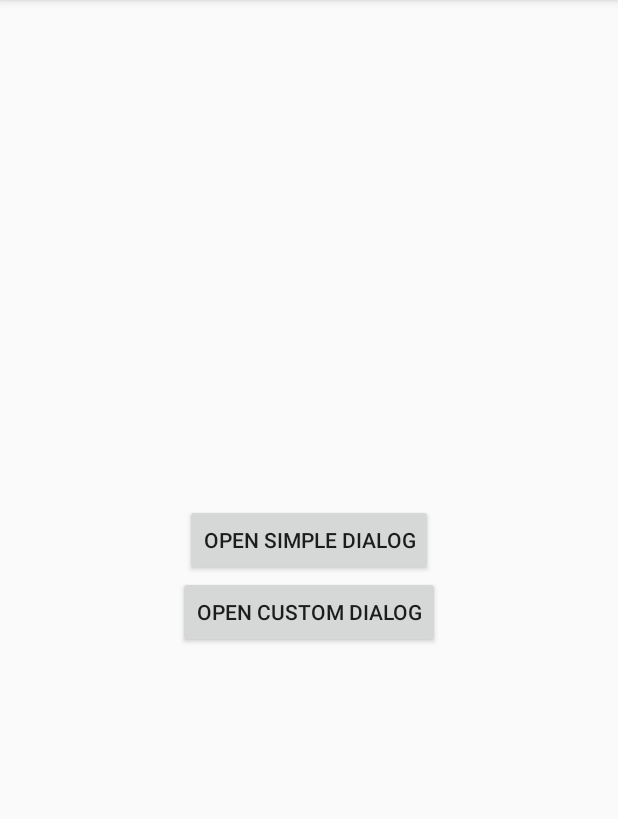
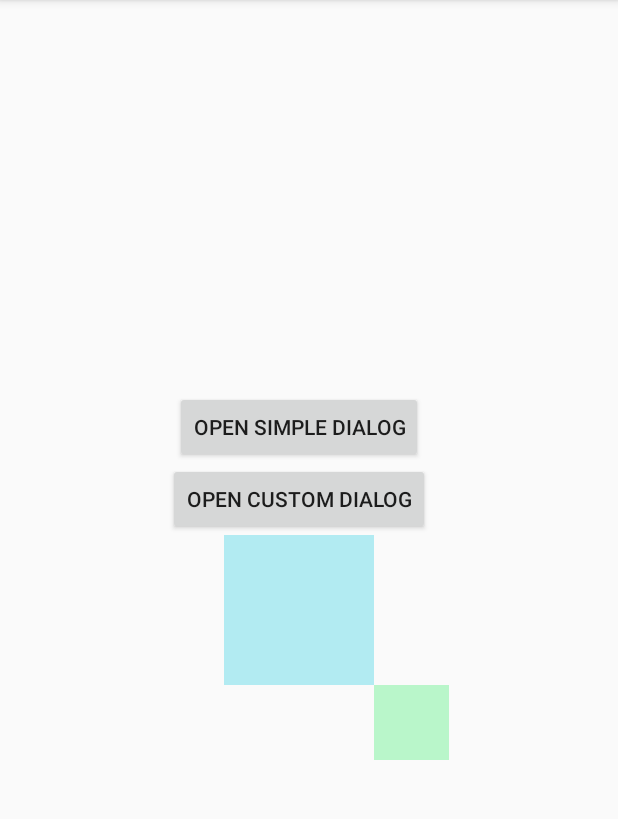
Before and after one commit to teamWSIZ/android-2018, an Android app: the screen it shows after launch (MainActivity), on a phone screen of 412 x 824 dp, the part 84-903 px from its top. Run offline under Robolectric (Android 15) with nearby library versions, the phone set to English and light mode, and no system bars.

Commit message:
relative layout test

```diff
--- a/Zajecia4/RelativeLayoutExample/app/src/main/res/layout/activity_main.xml
+++ b/Zajecia4/RelativeLayoutExample/app/src/main/res/layout/activity_main.xml
@@ -22,4 +22,20 @@
         android:layout_height="wrap_content"
         android:text="@string/open_dilog_2"
         />
+    <View
+        android:id="@+id/text0"
+        android:layout_centerHorizontal="true"
+        android:layout_below="@id/button1"
+        android:layout_width="100dp"
+        android:layout_height="100dp"
+        android:background="#b2ebf2" />
+    <View
+        android:id="@+id/text1"
+        android:layout_centerHorizontal="true"
+        android:layout_below="@id/text0"
+        android:layout_toRightOf="@+id/text0"
+        android:layout_width="50dp"
+        android:layout_height="50dp"
+        android:background="#b9f6ca"
+        />
 </RelativeLayout>
```
Also changed, not shown: Zajecia4/RelativeLayoutExample/app/src/main/res/menu/main_menu.xml (+3 -4 lines).
